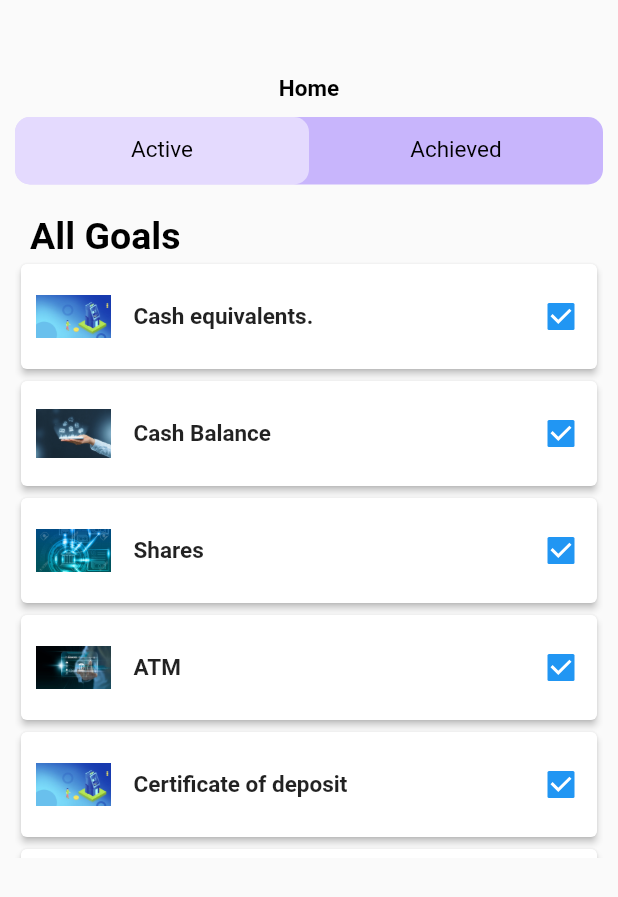
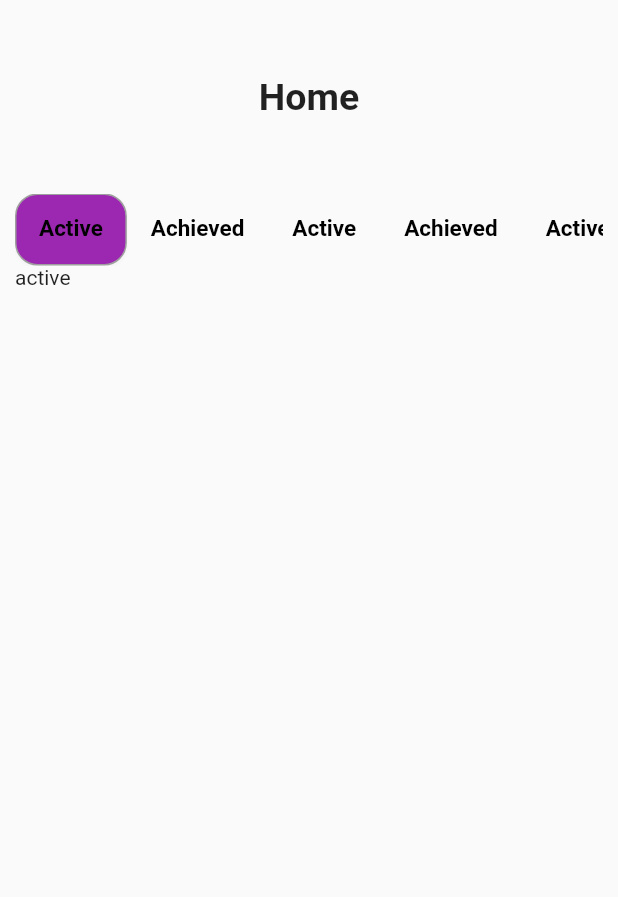
Before and after one commit to OKWOREJIKEJUDE/banky, a Flutter app: the Home screen opened directly, after a tap on "View All", on a phone screen of 412 x 824 dp. Shown: the top 897 px of the screen. Run offline on Flutter 3.47's test engine with Material 2 defaults, Android fonts, the phone set to English and light mode, and no system bars; our stand-ins replace flutter_swiper.

Commit message:
forth banky commit

```diff
--- a/lib/NavItems/home.dart
+++ b/lib/NavItems/home.dart
@@ -2,6 +2,7 @@
 
 import 'package:banky/content_model.dart';
 import 'package:banky/homeDetails.dart';
+import 'package:banky/secondhomeDetails2.dart';
 import 'package:flutter/material.dart';
 import 'package:flutter_swiper/flutter_swiper.dart';
 
@@ -116,7 +117,7 @@ class Home extends StatelessWidget {
                         Navigator.push(
                             context,
                             MaterialPageRoute(
-                                builder: (context) => Homedetails()));
+                                builder: (context) => SecondHomeDetails()));
                       },
                       child: Container(
                         margin: EdgeInsets.only(left: 10, right: 10),
--- a/lib/active.dart
+++ b/lib/active.dart
@@ -3,8 +3,22 @@
 import 'package:banky/model/datas.dart';
 import 'package:flutter/material.dart';
 
-class Active extends StatelessWidget {
+class Active extends StatefulWidget {
   const Active({Key? key}) : super(key: key);
+
+  @override
+  State<Active> createState() => _ActiveState();
+}
+
+class _ActiveState extends State<Active> {
+  bool mon = false;
+  bool tue = false;
+  bool wed = false;
+  bool thur = false;
+  bool fri = false;
+  bool sat = false;
+  bool sun = false;
+  bool mids = false;
 
   @override
   Widget build(BuildContext context) {
@@ -43,11 +57,9 @@ class Active extends StatelessWidget {
                           Padding(
                             padding: const EdgeInsets.only(left: 10),
                             child: Row(
-
                               mainAxisAlignment: MainAxisAlignment.spaceBetween,
                               children: [
                                 CircleAvatar(
-
                                   radius: 25,
                                   backgroundColor: Colors.white,
                                   child: Image.asset(
@@ -60,13 +72,14 @@ class Active extends StatelessWidget {
                                 Text(
                                   myDatas.myTitle,
                                   style: TextStyle(
-                                      fontSize: 15, fontWeight: FontWeight.bold),
+                                      fontSize: 15,
+                                      fontWeight: FontWeight.bold),
                                 ),
                               ],
                             ),
                           ),
                           Checkbox(
-                              value: true,
+                              value: false,
                               onChanged: (val) {
                                 print(val);
                               })
--- a/lib/homeDetails.dart
+++ b/lib/homeDetails.dart
@@ -10,6 +10,7 @@ class Homedetails extends StatelessWidget {
   @override
   Widget build(BuildContext context) {
     return DefaultTabController(
+
       length: 2,
       child: Scaffold(
         body: Padding(
--- /dev/null
+++ b/lib/secondhomeDetails2.dart
@@ -0,0 +1,148 @@
+// ignore_for_file: file_names, prefer_const_constructors, prefer_const_literals_to_create_immutables
+
+import 'package:flutter/material.dart';
+
+class SecondHomeDetails extends StatefulWidget {
+  const SecondHomeDetails({Key? key}) : super(key: key);
+
+  @override
+  State<SecondHomeDetails> createState() => _SecondHomeDetailsState();
+}
+
+class _SecondHomeDetailsState extends State<SecondHomeDetails>
+    with TickerProviderStateMixin {
+  @override
+  Widget build(BuildContext context) {
+    TabController tabController = TabController(length: 8, vsync: this);
+    return Scaffold(
+      body: SingleChildScrollView(
+        child: Padding(
+          padding: const EdgeInsets.only(top: 50, right: 10, left: 10),
+          child: Column(
+            children: [
+              Text(
+                "Home",
+                style: TextStyle(fontSize: 25, fontWeight: FontWeight.bold),
+                textAlign: TextAlign.start,
+              ),
+              SizedBox(
+                height: 50,
+              ),
+              Container(
+                child: TabBar(
+                    controller: tabController,
+                    isScrollable: true,
+                    labelColor: Colors.green,
+                    unselectedLabelColor: Colors.blue,
+                    indicator: BoxDecoration(
+                      border: Border.all(color: Colors.grey),
+                      borderRadius: BorderRadius.circular(15),
+                      color: Colors.purple,
+                      boxShadow: [
+                        BoxShadow(
+                          color: Colors.grey.withOpacity(0.05),
+                          spreadRadius: .5,
+                          blurRadius: .5,
+                          offset: Offset(0, 1), // changes position of shadow
+                        ),
+                      ],
+                    ),
+                    indicatorColor: Colors.yellow,
+                    tabs: [
+                      Container(
+                        child: Tab(
+                          child: Center(
+                            child: Text("Active",
+                                style: TextStyle(
+                                    fontSize: 15,
+                                    fontWeight: FontWeight.bold,
+                                    color: Colors.black)),
+                          ),
+                        ),
+                      ),
+                      Tab(
+                        child: Center(
+                            child: Text("Achieved",
+                                style: TextStyle(
+                                    fontSize: 15,
+                                    fontWeight: FontWeight.bold,
+                                    color: Colors.black))),
+                      ),
+                      Tab(
+                        child: Center(
+                          child: Text("Active",
+                              style: TextStyle(
+                                  fontSize: 15,
+                                  fontWeight: FontWeight.bold,
+                                  color: Colors.black)),
+                        ),
+                      ),
+                      Tab(
+                        child: Center(
+                            child: Text("Achieved",
+                                style: TextStyle(
+                                    fontSize: 15,
+                                    fontWeight: FontWeight.bold,
+                                    color: Colors.black))),
+                      ),
+                      Tab(
+                        child: Center(
+                          child: Text("Active",
+                              style: TextStyle(
+                                  fontSize: 15,
+                                  fontWeight: FontWeight.bold,
+                                  color: Colors.black)),
+                        ),
+                      ),
+                      Tab(
+                        child: Center(
+                            child: Text("Achieved",
+                                style: TextStyle(
+                                    fontSize: 15,
+                                    fontWeight: FontWeight.bold,
+                                    color: Colors.black))),
+                      ),
+                      Tab(
+                        child: Center(
+                          child: Text("Active",
+                              style: TextStyle(
+                                  fontSize: 15,
+                                  fontWeight: FontWeight.bold,
+                                  color: Colors.black)),
+                        ),
+                      ),
+                      Tab(
+                        child: Center(
+                            child: Text("Achieved",
+                                style: TextStyle(
+                                    fontSize: 15,
+                                    fontWeight: FontWeight.bold,
+                                    color: Colors.black))),
+                      ),
+                    ]),
+              ),
+              Container(
+                width: double.infinity,
+                height: double.maxFinite,
+                child: TabBarView(controller: tabController, children: [
+                  Text("active"),
+                  Text("achieved"),
+                  Text("active"),
+                  Text("achieved"),
+                  Text("active"),
+                  Text("achieved"),
+                  Text("active"),
+                  Text("achieved")
+                ]),
+              ),
+              SizedBox(
+                height: 20,
+              ),
+              Text("kdghkjgkdgj"),
+            ],
+          ),
+        ),
+      ),
+    );
+  }
+}
```
